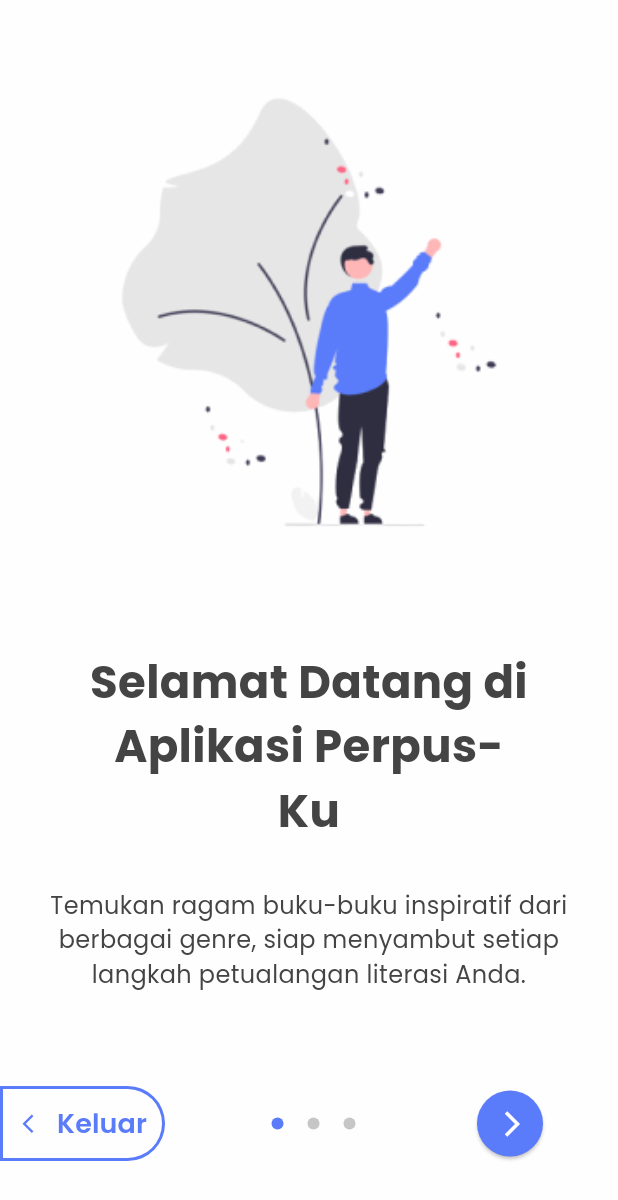
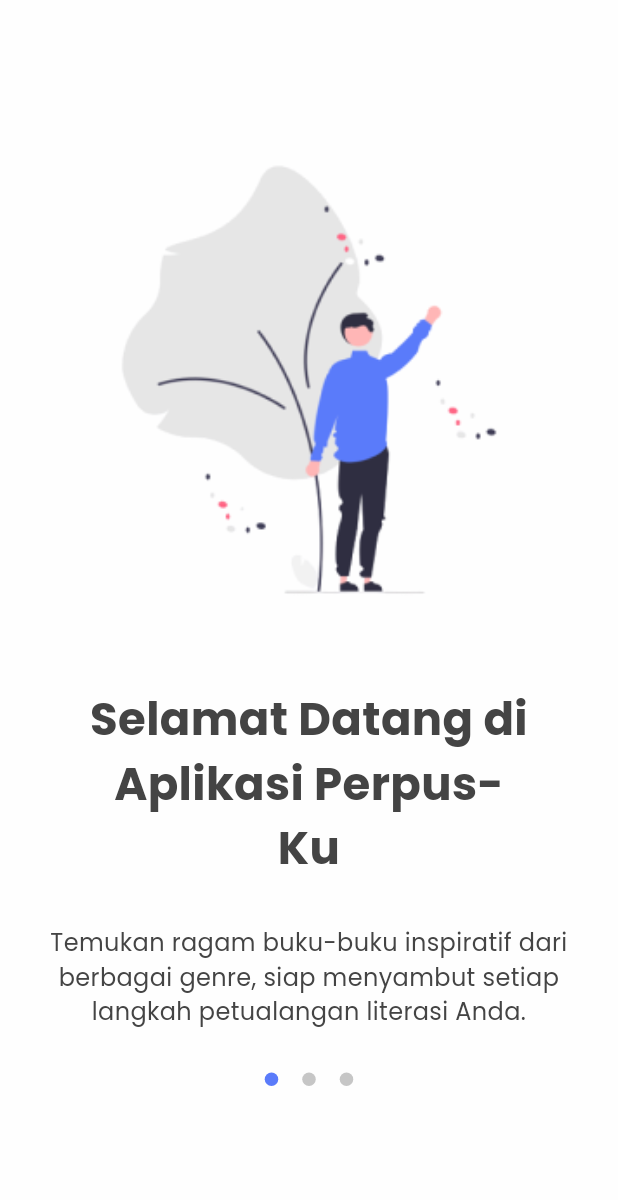
Before and after one commit to SeptianProject/Perpus-Ku-Application, a Flutter app: the screen it shows after launch, on a phone screen of 412 x 824 dp. Shown: the top 1200 px of the screen. Run offline on Flutter 3.47's test engine with Material 3 defaults, Android fonts, the light colour scheme and no system bars; our stand-ins replace cloud_firestore, firebase_auth, firebase_core, google_nav_bar; accounts and stored records are empty.

Commit message:
Update Perpus-Ku

```diff
--- a/lib/views/onboarding-screen/onboarding_page.dart
+++ b/lib/views/onboarding-screen/onboarding_page.dart
@@ -1,7 +1,6 @@
 import 'package:flutter/material.dart';
 import 'package:perpus_digital/controllers/onboarding_controller.dart';
-import 'package:perpus_digital/views/onboarding-screen/started_page.dart';
-import 'package:flutter/services.dart';
+import 'package:perpus_digital/views/onboarding-screen/signin_page.dart';
 
 class OnBoardingPageScreen extends StatefulWidget {
   const OnBoardingPageScreen({super.key});
@@ -33,6 +32,42 @@ class _OnBoardingPageScreenState extends State<OnBoardingPageScreen> {
       backgroundColor: const Color(0xffFEFEFE),
       body: Column(
         children: [
+          const SizedBox(
+            height: 30,
+          ),
+          Row(
+            mainAxisAlignment: MainAxisAlignment.end,
+            children: [
+              TextButton(
+                onPressed: () {
+                  _pageIndex == content.length - 1
+                      ? Navigator.push(
+                          context,
+                          MaterialPageRoute(
+                              builder: (context) => const LoginPage()))
+                      : null;
+                },
+                style: ButtonStyle(
+                  elevation: const WidgetStatePropertyAll(0),
+                  shadowColor: WidgetStateColor.transparent,
+                  splashFactory: _pageIndex == content.length - 1
+                      ? InkSplash.splashFactory
+                      : NoSplash.splashFactory,
+                ),
+                child: Text(
+                  _pageIndex == content.length - 1 ? "Lewati" : "",
+                  style: TextStyle(
+                      color: _pageIndex == content.length - 1
+                          ? const Color(0xff5A7BFA)
+                          : Colors.transparent,
+                      fontSize: 17,
+                      fontWeight: FontWeight.w600,
+                      letterSpacing: 0.6),
+                ),
+              ),
+              const SizedBox(width: 20),
+            ],
+          ),
           Expanded(
               child: PageView.builder(
                   physics: const BouncingScrollPhysics(),
@@ -49,56 +84,56 @@ class _OnBoardingPageScreenState extends State<OnBoardingPageScreen> {
                         description: content[index].description,
                       ))),
           Padding(
-            padding: const EdgeInsets.only(bottom: 50),
+            padding: const EdgeInsets.only(bottom: 100),
             child: Row(
               children: [
-                _pageIndex < content.length - 2
-                    ? const SizedBox()
-                    : const SizedBox(
-                        width: 40,
-                      ),
-                ElevatedButton(
-                    onPressed: () {
-                      _pageIndex < content.length - 2
-                          ? SystemNavigator.pop()
-                          : _pageController.previousPage(
-                              duration: const Duration(milliseconds: 500),
-                              curve: Curves.ease);
-                    },
-                    style: ElevatedButton.styleFrom(
-                        animationDuration: const Duration(milliseconds: 500),
-                        padding: _pageIndex < content.length - 2
-                            ? const EdgeInsets.fromLTRB(15, 12, 12, 12)
-                            : const EdgeInsets.fromLTRB(20, 12, 12, 12),
-                        shape: _pageIndex < content.length - 2
-                            ? const RoundedRectangleBorder(
-                                borderRadius: BorderRadius.only(
-                                    topRight: Radius.circular(25),
-                                    bottomRight: Radius.circular(25)))
-                            : const CircleBorder(),
-                        backgroundColor: const Color(0xffFEFEFE),
-                        side: const BorderSide(
-                            color: Color(0xff5A7BFA), width: 2),
-                        elevation: 0),
-                    child: _pageIndex < content.length - 2
-                        ? const Row(
-                            children: [
-                              Icon(Icons.arrow_back_ios,
-                                  size: 15, color: Color(0xff5A7BFA)),
-                              SizedBox(width: 8),
-                              Text('Keluar',
-                                  style: TextStyle(
-                                      fontWeight: FontWeight.w600,
-                                      fontSize: 18,
-                                      color: Color(0xff5A7BFA))),
-                            ],
-                          )
-                        : const Icon(
-                            Icons.arrow_back_ios,
-                            size: 20,
-                            weight: 40,
-                            color: Color(0xff5A7BFA),
-                          )),
+                // _pageIndex < content.length - 2
+                //     ? const SizedBox()
+                //     : const SizedBox(
+                //         width: 40,
+                //       ),
+                // ElevatedButton(
+                //     onPressed: () {
+                //       _pageIndex < content.length - 2
+                //           ? SystemNavigator.pop()
+                //           : _pageController.previousPage(
+                //               duration: const Duration(milliseconds: 500),
+                //               curve: Curves.ease);
+                //     },
+                //     style: ElevatedButton.styleFrom(
+                //         animationDuration: const Duration(milliseconds: 500),
+                //         padding: _pageIndex < content.length - 2
+                //             ? const EdgeInsets.fromLTRB(15, 12, 12, 12)
+                //             : const EdgeInsets.fromLTRB(20, 12, 12, 12),
+                //         shape: _pageIndex < content.length - 2
+                //             ? const RoundedRectangleBorder(
+                //                 borderRadius: BorderRadius.only(
+                //                     topRight: Radius.circular(25),
+                //                     bottomRight: Radius.circular(25)))
+                //             : const CircleBorder(),
+                //         backgroundColor: const Color(0xffFEFEFE),
+                //         side: const BorderSide(
+                //             color: Color(0xff5A7BFA), width: 2),
+                //         elevation: 0),
+                //     child: _pageIndex < content.length - 2
+                //         ? const Row(
+                //             children: [
+                //               Icon(Icons.arrow_back_ios,
+                //                   size: 15, color: Color(0xff5A7BFA)),
+                //               SizedBox(width: 8),
+                //               Text('Keluar',
+                //                   style: TextStyle(
+                //                       fontWeight: FontWeight.w600,
+                //                       fontSize: 18,
+                //                       color: Color(0xff5A7BFA))),
+                //             ],
+                //           )
+                //         : const Icon(
+                //             Icons.arrow_back_ios,
+                //             size: 20,
+                //             weight: 40,
+                //             color: Color(0xff5A7BFA),
+                //           )),
                 const Spacer(),
                 ...List.generate(
                     content.length,
@@ -109,57 +144,86 @@ class _OnBoardingPageScreenState extends State<OnBoardingPageScreen> {
                           ),
                         )),
                 const Spacer(),
-                ElevatedButton(
-                  onPressed: () {
-                    _pageIndex == content.length - 1
-                        ? Navigator.push(
-                            context,
-                            MaterialPageRoute(
-                                builder: (context) => const StartedPage()))
-                        : _pageController.nextPage(
-                            duration: const Duration(milliseconds: 500),
-                            curve: Curves.ease);
-                  },
-                  style: ElevatedButton.styleFrom(
-                      animationDuration: const Duration(milliseconds: 500),
-                      padding: _pageIndex == content.length - 1
-                          ? const EdgeInsets.fromLTRB(20, 12, 12, 12)
-                          : const EdgeInsets.fromLTRB(15, 12, 12, 12),
-                      shape: _pageIndex == content.length - 1
-                          ? const RoundedRectangleBorder(
-                              borderRadius: BorderRadius.only(
-                                  topLeft: Radius.circular(25),
-                                  bottomLeft: Radius.circular(25)))
-                          : const CircleBorder(),
-                      backgroundColor: const Color(0xff5A7BFA)),
-                  child: _pageIndex == content.length - 1
-                      ? const Row(
-                          children: [
-                            Text('Lanjut',
-                                style: TextStyle(
-                                    fontWeight: FontWeight.w600,
-                                    fontSize: 18,
-                                    color: Color(0xfffefefe))),
-                            SizedBox(width: 8),
-                            Icon(
-                              Icons.arrow_forward_ios,
-                              size: 15,
-                              color: Color(0xfffefefe),
-                            )
-                          ],
-                        )
-                      : const Icon(
-                          Icons.arrow_forward_ios,
-                          size: 20,
-                          weight: 100,
-                          color: Color(0xfffefefe),
-                        ),
-                ),
-                _pageIndex == content.length - 1
-                    ? const SizedBox()
-                    : const SizedBox(
-                        width: 40,
-                      )
+                // _pageIndex == content.length - 1
+                //     ? ElevatedButton(
+                //         onPressed: () {
+                //           Navigator.push(
+                //               context,
+                //               MaterialPageRoute(
+                //                   builder: (context) => LoginPage()));
+                //         },
+                //         style: ElevatedButton.styleFrom(
+                //           animationDuration: const Duration(milliseconds: 500),
+                //           padding: const EdgeInsets.fromLTRB(20, 12, 12, 12),
+                //           shape: const RoundedRectangleBorder(
+                //             borderRadius: BorderRadius.only(
+                //                 topLeft: Radius.circular(25),
+                //                 bottomLeft: Radius.circular(25)),
+                //           ),
+                //           backgroundColor: const Color(0xff5A7BFA),
+                //         ),
+                //         child: const Text(
+                //           "Lanjutkan",
+                //           style: TextStyle(
+                //             fontWeight: FontWeight.w600,
+                //             fontSize: 18,
+                //             color: Color(0xfffefefe),
+                //           ),
+                //         ),
+                //       )
+                //     : const SizedBox()
+
+                // ElevatedButton(
+                //   onPressed: () {
+                //     _pageIndex == content.length - 1
+                //         ? Navigator.push(
+                //             context,
+                //             MaterialPageRoute(
+                //                 builder: (context) => const StartedPage()))
+                //         : _pageController.nextPage(
+                //             duration: const Duration(milliseconds: 500),
+                //             curve: Curves.ease);
+                //   },
+                // style: ElevatedButton.styleFrom(
+                //     animationDuration: const Duration(milliseconds: 500),
+                //     padding: _pageIndex == content.length - 1
+                //         ? const EdgeInsets.fromLTRB(20, 12, 12, 12)
+                //         : const EdgeInsets.fromLTRB(15, 12, 12, 12),
+                //     shape: _pageIndex == content.length - 1
+                //         ? const RoundedRectangleBorder(
+                //             borderRadius: BorderRadius.only(
+                //                 topLeft: Radius.circular(25),
+                //                 bottomLeft: Radius.circular(25)))
+                //         : const CircleBorder(),
+                //     backgroundColor: const Color(0xff5A7BFA)),
+                // child: _pageIndex == content.length - 1
+                //     ? const Row(
+                //         children: [
+                //           Text('Lanjut',
+                //               style: TextStyle(
+                //                   fontWeight: FontWeight.w600,
+                //                   fontSize: 18,
+                //                   color: Color(0xfffefefe))),
+                //           SizedBox(width: 8),
+                //           Icon(
+                //             Icons.arrow_forward_ios,
+                //             size: 15,
+                //             color: Color(0xfffefefe),
+                //           )
+                //         ],
+                //       )
+                //       : const Icon(
+                //           Icons.arrow_forward_ios,
+                //           size: 20,
+                //           weight: 100,
+                //           color: Color(0xfffefefe),
+                //         ),
+                // ),
+                // _pageIndex == content.length - 1
+                //     ? const SizedBox()
+                //     : const SizedBox(
+                //         width: 40,
+                //       )
               ],
             ),
           ),
@@ -183,7 +247,7 @@ class DotIndicator extends StatelessWidget {
       duration: const Duration(milliseconds: 300),
       curve: Curves.easeInOut,
       child: CircleAvatar(
-        radius: 4,
+        radius: 4.5,
         backgroundColor: isActive
             ? const Color(0xff5A7BFA)
             : const Color(0xff444444).withOpacity(0.3),
@@ -212,7 +276,7 @@ class OnBoardContent extends StatelessWidget {
           height: 350,
           fit: BoxFit.cover,
         ),
-        const SizedBox(height: 50),
+        const SizedBox(height: 30),
         SizedBox(
           width: 300,
           child: Text(
@@ -226,7 +290,7 @@ class OnBoardContent extends StatelessWidget {
         ),
         const SizedBox(height: 30),
         SizedBox(
-          width: 380,
+          width: 360,
           child: Text(
             description,
             style: const TextStyle(fontSize: 16, color: Color(0xff444444)),
```
Also changed, not shown: lib/main.dart (line endings or trailing spaces).
